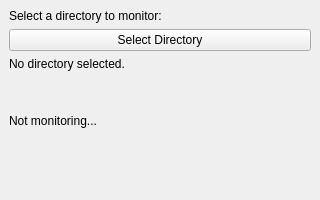
First picture: the form in main_window.ui, repository jameskkk/PysideWatchFolder, before the edit.
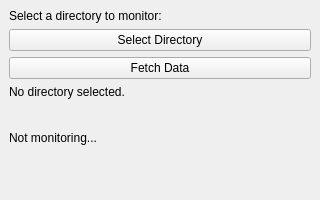
Second picture: the form after the edit.

Patch:
```diff
--- a/main_window.ui
+++ b/main_window.ui
@@ -23,7 +23,7 @@
      <verstretch>1</verstretch>
     </sizepolicy>
    </property>
-   <layout class="QVBoxLayout" name="verticalLayout" stretch="1,1,2,3">
+   <layout class="QVBoxLayout" name="verticalLayout" stretch="1,1,0,2,3">
     <item>
      <widget class="QLabel" name="select_folder_label">
       <property name="sizePolicy">
@@ -50,6 +50,19 @@
       </property>
      </widget>
     </item>
+    <item>
+     <widget class="QPushButton" name="fetch_button">
+      <property name="sizePolicy">
+       <sizepolicy hsizetype="Expanding" vsizetype="Fixed">
+        <horstretch>0</horstretch>
+        <verstretch>0</verstretch>
+       </sizepolicy>
+      </property>
+      <property name="text">
+       <string>Fetch Data</string>
+      </property>
+     </widget>
+    </item>
     <item>
      <widget class="QLabel" name="folder_label">
       <property name="text">
```
